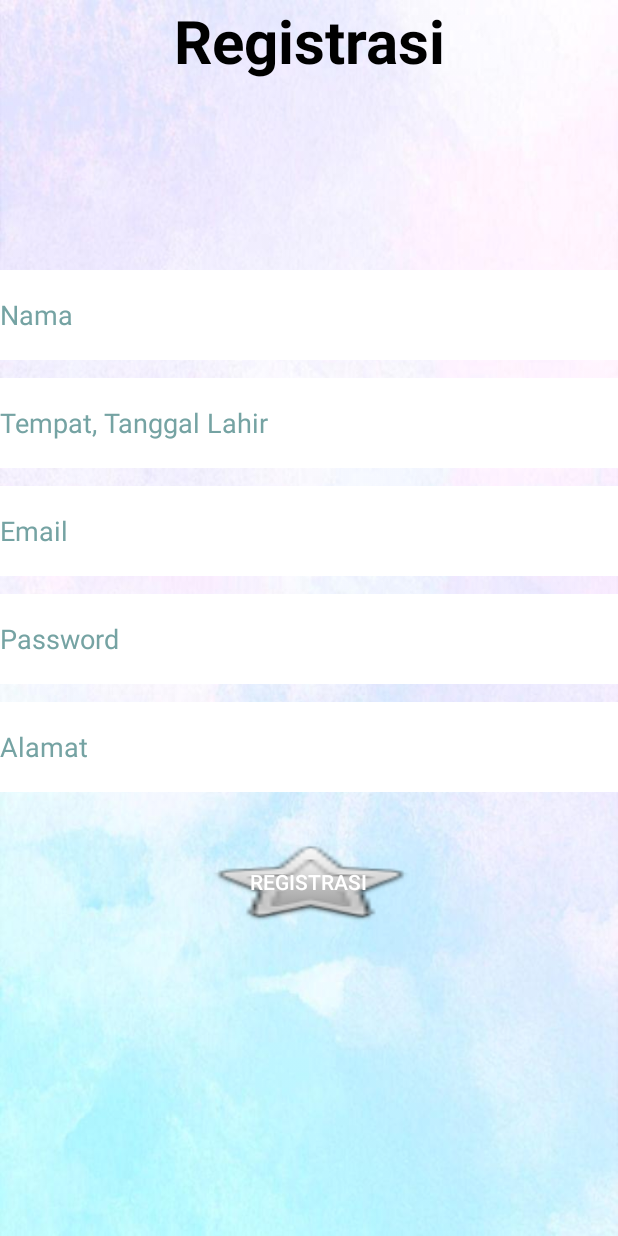
After one commit to PascalPasha/MobileLogin, an Android app: the layout registrasi.xml on its own in the app's theme, with its tools: preview values and no code run, on a phone screen of 412 x 824 dp. The commit adds this screen. Run offline under Robolectric (Android 15) with nearby library versions, the phone set to English and light mode, and no system bars.

Commit message:
Membuat tampilan pendaftaran

```diff
--- a/app/src/main/AndroidManifest.xml
+++ b/app/src/main/AndroidManifest.xml
@@ -8,6 +8,10 @@
         android:roundIcon="@mipmap/ic_launcher_round"
         android:supportsRtl="true"
         android:theme="@style/Theme.AppCompat.NoActionBar">
+        <meta-data
+            android:name="com.google.android.actions"
+            android:resource="@xml/registrasi" />
+
         <activity android:name=".MainActivity">
             <intent-filter>
                 <action android:name="android.intent.action.MAIN" />
--- /dev/null
+++ b/app/src/main/java/com/example/mobilelogin/Registrasi.java
@@ -0,0 +1,4 @@
+package com.example.mobilelogin;
+
+public class Registrasi {
+}
--- /dev/null
+++ b/app/src/main/res/layout/registrasi.xml
@@ -0,0 +1,87 @@
+<?xml version="1.0" encoding="utf-8"?>
+<RelativeLayout xmlns:android="http://schemas.android.com/apk/res/android"
+    xmlns:app="http://schemas.android.com/apk/res-auto"
+    xmlns:tools="http://schemas.android.com/tools"
+    android:layout_width="match_parent"
+    android:layout_height="match_parent"
+    android:background="@drawable/background"
+    tools:context=".Registrasi">
+
+    <TextView
+        android:id="@+id/txRegis"
+        android:layout_width="match_parent"
+        android:layout_height="60dp"
+        android:text="@string/tRegistrasi"
+        android:textColor="@color/black"
+        android:textSize="40sp"
+        android:textAlignment="center"
+        android:textStyle="bold"
+        android:layout_marginBottom="120dp"/>
+
+    <EditText
+        android:id="@+id/edNama"
+        android:layout_width="match_parent"
+        android:layout_height="60dp"
+        android:layout_below="@id/txRegis"
+        android:hint="@string/tNama"
+        android:textColorHint="@color/grey"
+        android:background="@color/white"
+        android:textColor="@color/black"
+        android:layout_marginBottom="12dp"/>
+
+    <EditText
+        android:id="@+id/edTTL"
+        android:inputType="text"
+        android:layout_width="match_parent"
+        android:layout_height="60dp"
+        android:layout_below="@id/edNama"
+        android:hint="@string/tTTL"
+        android:textColorHint="@color/grey"
+        android:background="@color/white"
+        android:textColor="@color/black"
+        android:layout_marginBottom="12dp"/>
+
+    <EditText
+        android:id="@+id/edEmail"
+        android:layout_width="match_parent"
+        android:layout_height="60dp"
+        android:layout_below="@id/edTTL"
+        android:hint="@string/temail"
+        android:textColorHint="@color/grey"
+        android:background="@color/white"
+        android:textColor="@color/black"
+        android:layout_marginBottom="12dp"/>
+
+    <EditText
+        android:id="@+id/edpassword"
+        android:layout_width="match_parent"
+        android:layout_height="60dp"
+        android:layout_below="@id/edEmail"
+        android:hint="@string/tpassword"
+        android:textColorHint="@color/grey"
+        android:background="@color/white"
+        android:textColor="@color/black"
+        android:layout_marginBottom="12dp"/>
+
+    <EditText
+        android:id="@+id/edAlamat"
+        android:layout_width="match_parent"
+        android:layout_height="60dp"
+        android:layout_below="@id/edpassword"
+        android:hint="@string/tAlamat"
+        android:textColorHint="@color/grey"
+        android:background="@color/white"
+        android:textColor="@color/black"
+        android:layout_marginBottom="30dp"/>
+
+    <Button
+        android:id="@+id/btnRegis"
+        android:layout_width="150dp"
+        android:layout_height="60dp"
+        android:layout_below="@id/edAlamat"
+        android:layout_centerInParent="true"
+        android:layout_marginBottom="12dp"
+        android:background="@android:drawable/btn_star"
+        android:text="@string/txbtnRegis" />
+
+</RelativeLayout>
--- a/app/src/main/res/values/colors.xml
+++ b/app/src/main/res/values/colors.xml
@@ -7,4 +7,5 @@
     <color name="teal_700">#FF018786</color>
     <color name="black">#FF000000</color>
     <color name="white">#FFFFFFFF</color>
+    <color name="grey">#75a3a3</color>
 </resources>
```
